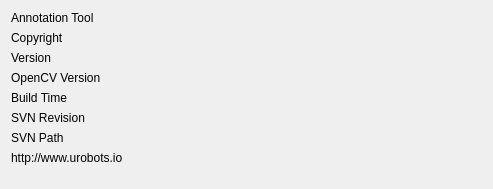
urobots-io/anno, file anno/AboutDialog.ui: the form before one commit.
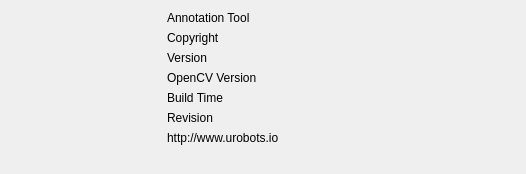
The form after the commit. Icons and pictures are not drawn.

Commit message: About dialog updated, svn revisions removed

What changed in the file:
```diff
--- a/anno/AboutDialog.ui
+++ b/anno/AboutDialog.ui
@@ -6,15 +6,92 @@
    <rect>
     <x>0</x>
     <y>0</y>
-    <width>493</width>
-    <height>189</height>
+    <width>526</width>
+    <height>174</height>
    </rect>
   </property>
   <property name="windowTitle">
    <string>About Anno</string>
   </property>
+  <layout class="QHBoxLayout" name="horizontalLayout">
+   <property name="leftMargin">
+    <number>0</number>
+   </property>
+   <property name="topMargin">
+    <number>0</number>
+   </property>
+   <property name="rightMargin">
+    <number>0</number>
+   </property>
+   <property name="bottomMargin">
+    <number>0</number>
+   </property>
+   <item>
+    <widget class="QWidget" name="widget_2" native="true">
+     <property name="sizePolicy">
+      <sizepolicy hsizetype="Minimum" vsizetype="Preferred">
+       <horstretch>0</horstretch>
+       <verstretch>0</verstretch>
+      </sizepolicy>
+     </property>
+     <property name="minimumSize">
+      <size>
+       <width>128</width>
+       <height>0</height>
+      </size>
+     </property>
   <layout class="QVBoxLayout" name="verticalLayout">
    <item>
+       <widget class="QLabel" name="label_3">
+        <property name="minimumSize">
+         <size>
+          <width>128</width>
+          <height>128</height>
+         </size>
+        </property>
+        <property name="maximumSize">
+         <size>
+          <width>128</width>
+          <height>128</height>
+         </size>
+        </property>
+        <property name="text">
+         <string/>
+        </property>
+        <property name="pixmap">
+         <pixmap resource="MainWindow.qrc">:/MainWindow/Resources/anno.ico</pixmap>
+        </property>
+        <property name="scaledContents">
+         <bool>true</bool>
+        </property>
+       </widget>
+      </item>
+      <item>
+       <spacer name="verticalSpacer_2">
+        <property name="orientation">
+         <enum>Qt::Vertical</enum>
+        </property>
+        <property name="sizeHint" stdset="0">
+         <size>
+          <width>20</width>
+          <height>40</height>
+         </size>
+        </property>
+       </spacer>
+      </item>
+     </layout>
+    </widget>
+   </item>
+   <item>
+    <widget class="QWidget" name="widget" native="true">
+     <property name="sizePolicy">
+      <sizepolicy hsizetype="MinimumExpanding" vsizetype="Preferred">
+       <horstretch>0</horstretch>
+       <verstretch>0</verstretch>
+      </sizepolicy>
+     </property>
+     <layout class="QVBoxLayout" name="verticalLayout_2">
+      <item>
     <widget class="QLabel" name="label">
      <property name="text">
       <string>Annotation Tool</string>
@@ -50,16 +127,9 @@
     </widget>
    </item>
    <item>
-    <widget class="QLabel" name="svn_revision_label">
+       <widget class="QLabel" name="revision_label">
      <property name="text">
-      <string>SVN Revision</string>
-     </property>
-    </widget>
-   </item>
-   <item>
-    <widget class="QLabel" name="svn_path_label">
-     <property name="text">
-      <string>SVN Path</string>
+         <string>Revision</string>
      </property>
     </widget>
    </item>
@@ -85,6 +155,9 @@
    </item>
   </layout>
  </widget>
+   </item>
+  </layout>
+ </widget>
  <layoutdefault spacing="6" margin="11"/>
  <resources/>
  <connections/>
```
Left out of the diff: 4 changed lines with no effect on the pictures. Lines whose indentation alone changed are shown as unchanged. The commit also changes 7 other files.
